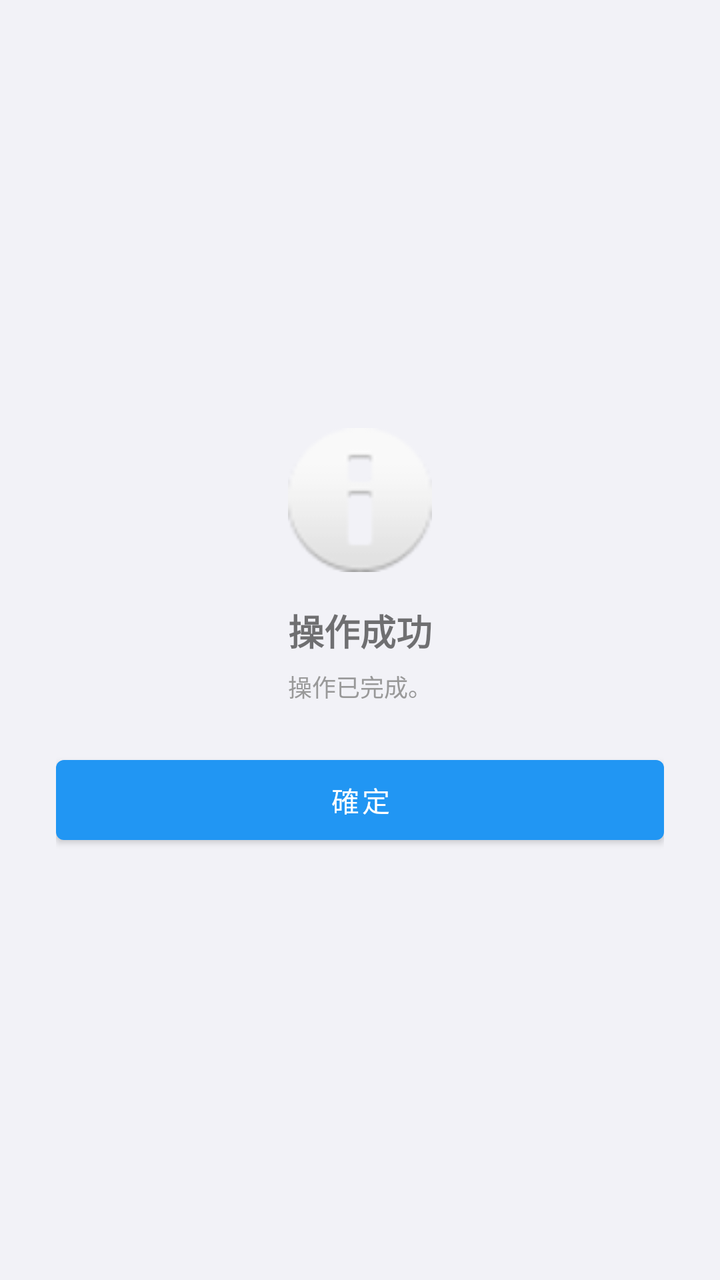
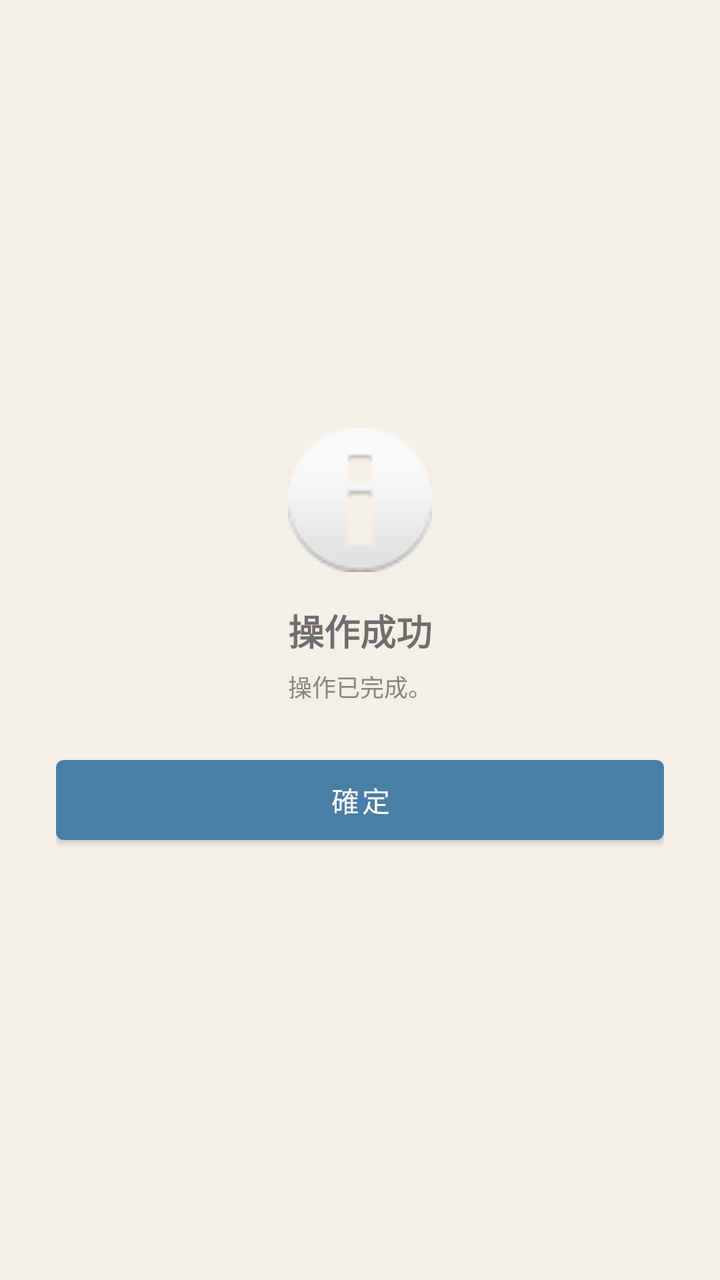

Compare the two renders of this Android layout. The source of the first and the diff that turns it into the second are given below.
<!-- AndroidManifest.xml: application theme Theme.FraudDetector -->
<!-- res/layout/dialog_result.xml -->
<?xml version="1.0" encoding="utf-8"?>
<LinearLayout xmlns:android="http://schemas.android.com/apk/res/android"
    android:layout_width="match_parent"
    android:layout_height="wrap_content"
    android:orientation="vertical"
    android:gravity="center"
    android:padding="28dp">

    
    <ImageView
        android:id="@+id/resultIcon"
        android:layout_width="72dp"
        android:layout_height="72dp"
        android:src="@android:drawable/ic_dialog_info"
        android:contentDescription="Result" />

    <TextView
        android:id="@+id/tvResultTitle"
        android:layout_width="wrap_content"
        android:layout_height="wrap_content"
        android:layout_marginTop="16dp"
        android:text="@string/operation_success"
        android:textSize="18sp"
        android:textStyle="bold"
        android:gravity="center" />

    <TextView
        android:id="@+id/tvResultMsg"
        android:layout_width="wrap_content"
        android:layout_height="wrap_content"
        android:layout_marginTop="6dp"
        android:text="@string/operation_done"
        android:textSize="12sp"
        android:textColor="#999999"
        android:gravity="center"
        android:lineSpacingMultiplier="1.7"
        android:layout_marginBottom="22dp" />

    <com.google.android.material.button.MaterialButton
        android:id="@+id/btnResultOk"
        android:layout_width="match_parent"
        android:layout_height="52dp"
        android:text="@string/confirm" />
</LinearLayout>
<!-- resources referenced by this layout -->
<resources>
  <string name="confirm">確定</string>
  <string name="operation_done">操作已完成。</string>
  <string name="operation_success">操作成功</string>
  <style name="Theme.FraudDetector" parent="Theme.MaterialComponents.Light.NoActionBar">
          <item name="colorPrimary">@color/blue</item>
          <item name="colorPrimaryDark">@color/blue_dk</item>
          <item name="colorAccent">@color/blue</item>
          <item name="android:windowBackground">@color/bg</item>
          <item name="android:statusBarColor">@color/blue_dk</item>
          <item name="android:navigationBarColor">@color/white</item>
      </style>
  <color name="blue">#FF2196F3</color>
  <color name="blue_dk">#FF1976D2</color>
  <color name="bg">#FFF2F2F7</color>
  <color name="white">#FFFFFFFF</color>
</resources>

<!-- the commit's change to res/layout/dialog_result.xml (unified diff, before → after) -->
@@ -31,7 +31,7 @@
         android:layout_marginTop="6dp"
         android:text="@string/operation_done"
         android:textSize="12sp"
-        android:textColor="#999999"
+        android:textColor="#8C8480"
         android:gravity="center"
         android:lineSpacingMultiplier="1.7"
         android:layout_marginBottom="22dp" />
<!-- resource entries referenced after the edit -->
@@ -4,16 +4,16 @@
   <string name="operation_done">操作已完成。</string>
   <string name="operation_success">操作成功</string>
   <style name="Theme.FraudDetector" parent="Theme.MaterialComponents.Light.NoActionBar">
-          <item name="colorPrimary">@color/blue</item>
-          <item name="colorPrimaryDark">@color/blue_dk</item>
-          <item name="colorAccent">@color/blue</item>
+          <item name="colorPrimary">@color/steel_blue</item>
+          <item name="colorPrimaryDark">@color/steel_blue_dark</item>
+          <item name="colorAccent">@color/steel_blue</item>
           <item name="android:windowBackground">@color/bg</item>
-          <item name="android:statusBarColor">@color/blue_dk</item>
+          <item name="android:statusBarColor">@color/steel_blue_dark</item>
           <item name="android:navigationBarColor">@color/white</item>
       </style>
-  <color name="blue">#FF2196F3</color>
-  <color name="blue_dk">#FF1976D2</color>
-  <color name="bg">#FFF2F2F7</color>
+  <color name="steel_blue">#FF4A7FA5</color>
+  <color name="steel_blue_dark">#FF3A6A8E</color>
+  <color name="bg">#FFF4F0E8</color>
   <color name="white">#FFFFFFFF</color>
 </resources>
 
